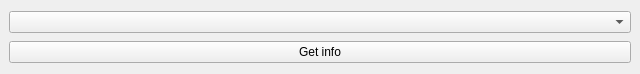
JPogodzinski/SMPC, file gui/ui_files/itemInfoWindow.ui: the form before one commit.
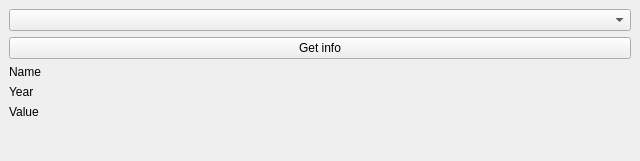
The form after the commit.

```diff
--- a/gui/ui_files/itemInfoWindow.ui
+++ b/gui/ui_files/itemInfoWindow.ui
@@ -7,18 +7,60 @@
     <x>0</x>
     <y>0</y>
     <width>640</width>
-    <height>74</height>
+    <height>161</height>
    </rect>
   </property>
   <property name="windowTitle">
    <string>Item Info</string>
   </property>
   <widget class="QWidget" name="centralwidget">
-   <layout class="QVBoxLayout" name="verticalLayout">
-    <item>
+   <layout class="QFormLayout" name="formLayout">
+    <item row="2" column="0">
+     <widget class="QLabel" name="nameLabel">
+      <property name="text">
+       <string>Name</string>
+      </property>
+     </widget>
+    </item>
+    <item row="4" column="0">
+     <widget class="QLabel" name="yearLabel">
+      <property name="text">
+       <string>Year</string>
+      </property>
+     </widget>
+    </item>
+    <item row="6" column="0">
+     <widget class="QLabel" name="valueLabel">
+      <property name="text">
+       <string>Value</string>
+      </property>
+     </widget>
+    </item>
+    <item row="2" column="1">
+     <widget class="QLabel" name="nameOutput">
+      <property name="text">
+       <string/>
+      </property>
+     </widget>
+    </item>
+    <item row="4" column="1">
+     <widget class="QLabel" name="yearOutput">
+      <property name="text">
+       <string/>
+      </property>
+     </widget>
+    </item>
+    <item row="6" column="1">
+     <widget class="QLabel" name="valueOutput">
+      <property name="text">
+       <string/>
+      </property>
+     </widget>
+    </item>
+    <item row="0" column="0" colspan="2">
      <widget class="QComboBox" name="chooseItemComboBox"/>
     </item>
-    <item>
+    <item row="1" column="0" colspan="2">
      <widget class="QPushButton" name="chooseItemButton">
       <property name="text">
        <string>Get info</string>
```
